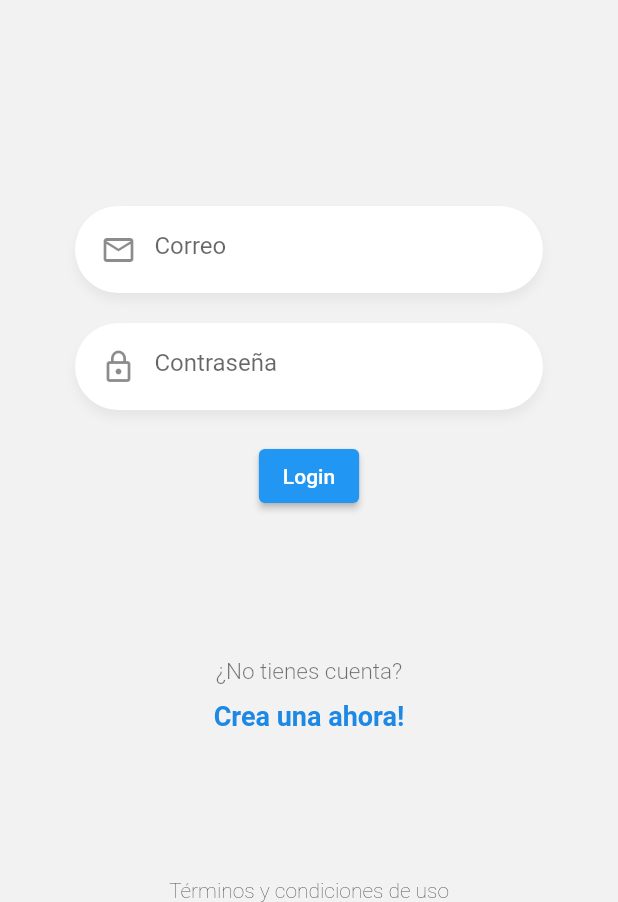
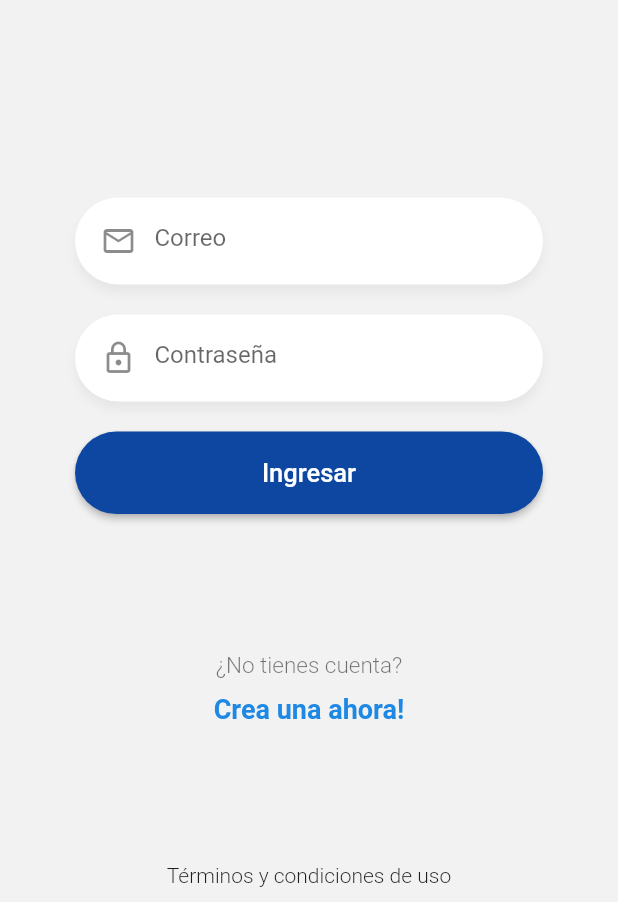
Before and after one commit to FKSAxell/Chat-App-en-Flutter, a Flutter app: the screen it shows after launch, on a phone screen of 412 x 824 dp, the part 334-1236 px from its top. Run offline on Flutter 3.47's test engine with Material 2 defaults, Android fonts, the phone set to English and light mode, and no system bars.

Commit message:
Boton y Optimización

```diff
--- a/lib/pages/login_page.dart
+++ b/lib/pages/login_page.dart
@@ -1,4 +1,7 @@
+import 'package:chat/widgets/btn_azul.dart';
 import 'package:chat/widgets/custom_input.dart';
+import 'package:chat/widgets/labels.dart';
+import 'package:chat/widgets/logo.dart';
 import 'package:flutter/material.dart';
 
 class LoginPage extends StatelessWidget {
@@ -10,46 +13,18 @@ class LoginPage extends StatelessWidget {
         child: Column(
           mainAxisAlignment: MainAxisAlignment.spaceBetween,
           children: [
-            _Logo(),
+            Logo(),
             _Form(),
-            _Labels(),
-            Text(
-              'Términos y condiciones de uso',
-              style: TextStyle(fontWeight: FontWeight.w200),
+            Labels(),
+            Container(
+              margin: EdgeInsets.only(bottom: 10),
+              child: Text(
+                'Términos y condiciones de uso',
+                style: TextStyle(fontWeight: FontWeight.w300),
+              ),
             )
           ],
         ),
-      ),
-    );
-  }
-}
-
-class _Labels extends StatelessWidget {
-  @override
-  Widget build(BuildContext context) {
-    return Container(
-      child: Column(
-        children: [
-          Text(
-            '¿No tienes cuenta?',
-            style: TextStyle(
-              color: Colors.black54,
-              fontSize: 15,
-              fontWeight: FontWeight.w300,
-            ),
-          ),
-          SizedBox(
-            height: 10,
-          ),
-          Text(
-            'Crea una ahora!',
-            style: TextStyle(
-              color: Colors.blue[600],
-              fontSize: 18,
-              fontWeight: FontWeight.bold,
-            ),
-          )
-        ],
       ),
     );
   }
@@ -84,40 +59,9 @@ class __FormState extends State<_Form> {
             // keyboardType: TextInputType.emailAddress,
             textController: passCtrl,
           ),
-
-          //TODO: crear boton
-          ElevatedButton(
-              child: Text('Login'),
-              onPressed: () {
-                print(emailCtrl.text);
-                print(passCtrl.text);
-              })
+          BtnAzul()
         ],
       ),
     );
   }
 }
-
-class _Logo extends StatelessWidget {
-  @override
-  Widget build(BuildContext context) {
-    return Center(
-      child: Container(
-        margin: EdgeInsets.only(top: 50),
-        width: 170,
-        child: Column(
-          children: [
-            Image(image: AssetImage('assets/tag-logo.png')),
-            SizedBox(
-              height: 20,
-            ),
-            Text(
-              'Chatgram',
-              style: TextStyle(fontSize: 30),
-            )
-          ],
-        ),
-      ),
-    );
-  }
-}
--- /dev/null
+++ b/lib/widgets/btn_azul.dart
@@ -0,0 +1,30 @@
+import 'package:flutter/material.dart';
+
+class BtnAzul extends StatelessWidget {
+  @override
+  Widget build(BuildContext context) {
+    return ElevatedButton(
+      style: ElevatedButton.styleFrom(
+        elevation: 2,
+        shape: StadiumBorder(),
+        primary: Color(0xff0D47A1),
+      ),
+      child: Container(
+        height: 55,
+        width: double.infinity,
+        child: Center(
+          child: Text(
+            'Ingresar',
+            style: TextStyle(
+              color: Colors.white,
+              fontSize: 17,
+            ),
+          ),
+        ),
+      ),
+      onPressed: () {
+        print('valores');
+      },
+    );
+  }
+}
--- /dev/null
+++ b/lib/widgets/labels.dart
@@ -0,0 +1,32 @@
+import 'package:flutter/material.dart';
+
+class Labels extends StatelessWidget {
+  @override
+  Widget build(BuildContext context) {
+    return Container(
+      child: Column(
+        children: [
+          Text(
+            '¿No tienes cuenta?',
+            style: TextStyle(
+              color: Colors.black54,
+              fontSize: 15,
+              fontWeight: FontWeight.w300,
+            ),
+          ),
+          SizedBox(
+            height: 10,
+          ),
+          Text(
+            'Crea una ahora!',
+            style: TextStyle(
+              color: Colors.blue[600],
+              fontSize: 18,
+              fontWeight: FontWeight.bold,
+            ),
+          )
+        ],
+      ),
+    );
+  }
+}
--- /dev/null
+++ b/lib/widgets/logo.dart
@@ -0,0 +1,25 @@
+import 'package:flutter/material.dart';
+
+class Logo extends StatelessWidget {
+  @override
+  Widget build(BuildContext context) {
+    return Center(
+      child: Container(
+        margin: EdgeInsets.only(top: 50),
+        width: 170,
+        child: Column(
+          children: [
+            Image(image: AssetImage('assets/tag-logo.png')),
+            SizedBox(
+              height: 20,
+            ),
+            Text(
+              'Chatgram',
+              style: TextStyle(fontSize: 30),
+            )
+          ],
+        ),
+      ),
+    );
+  }
+}
```
